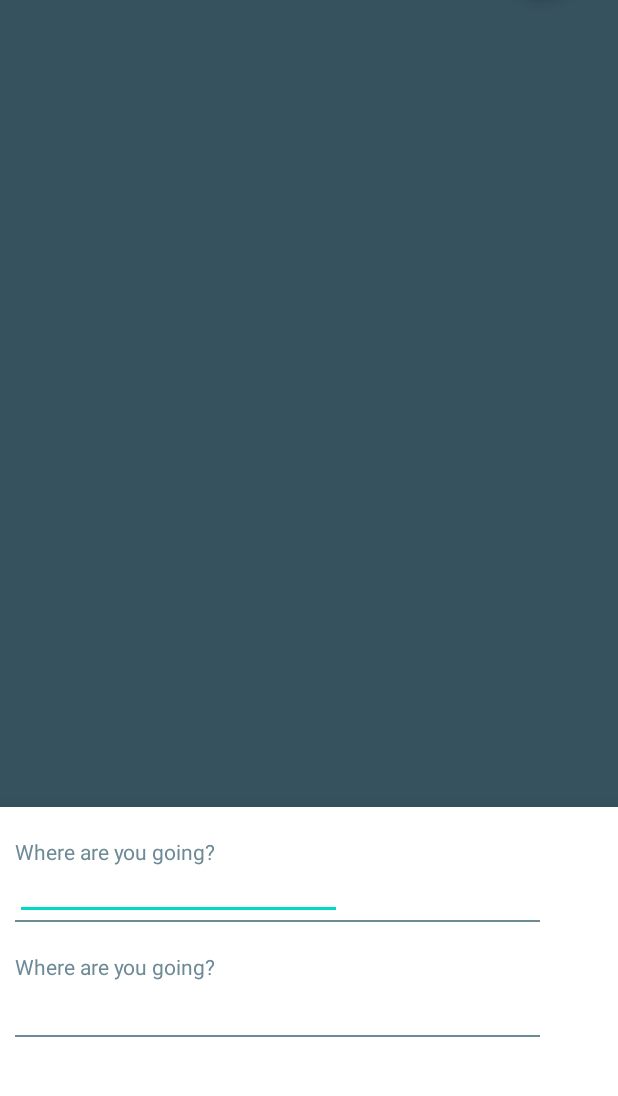
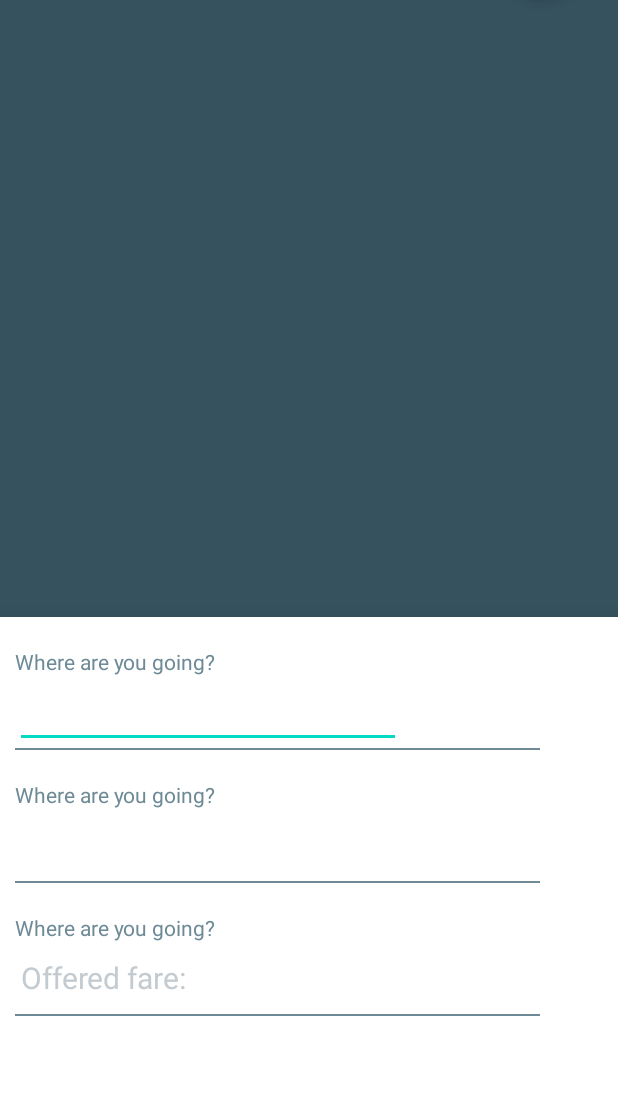
Before and after one commit to sharyar/ZoomWroom, an Android app: the fragment FragmentCreateRide placed in its activity, on a phone screen of 412 x 824 dp, the part 127-1223 px from its top. Run offline under Robolectric (Android 15) with nearby library versions, the phone set to English and light mode, and no system bars.

Commit message:
completed ride fragment

```diff
--- a/app/src/main/res/layout/fragment_create_ride.xml
+++ b/app/src/main/res/layout/fragment_create_ride.xml
@@ -2,12 +2,12 @@
 <LinearLayout xmlns:android="http://schemas.android.com/apk/res/android"
     android:orientation="vertical"
     android:layout_width="match_parent"
-    android:layout_height="250dp"
+    android:layout_height="330dp"
     android:background="@color/colorWhite">
 
     <LinearLayout
         android:layout_width="match_parent"
-        android:layout_height="wrap_content"
+        android:layout_height="280dp"
         android:orientation="vertical">
 
         <TextView
@@ -18,22 +18,20 @@
             android:text="Where are you going?"
             android:textColor="@color/colorLightGray" />
 
+
         <EditText
             android:id="@+id/destination_text"
-            android:layout_width="218dp"
-            android:layout_height="26dp"
+            android:layout_width="257dp"
+            android:layout_height="wrap_content"
             android:layout_marginStart="10dp"
-            android:layout_marginTop="10dp"
-            android:textSize="30dp"
-            android:ems="10"
-            android:textColor="@color/colorLightGray" />
+            android:textColor="@color/colorLightGray"
+            android:textSize="20dp" />
 
         <View
             android:layout_width="350dp"
             android:layout_height="1dp"
             android:layout_marginLeft="10dp"
             android:background="@color/colorLightGray" />
-
 
         <TextView
             android:layout_width="wrap_content"
@@ -45,12 +43,34 @@
 
         <EditText
             android:id="@+id/pickup_text"
-            android:layout_width="218dp"
-            android:layout_height="26dp"
+            android:layout_width="257dp"
+            android:layout_height="wrap_content"
             android:layout_marginStart="10dp"
-            android:layout_marginTop="10dp"
-            android:ems="10"
-            android:textColor="@color/Black1" />
+            android:textColor="@color/colorLightGray"
+            android:textSize="20dp" />
+
+        <View
+            android:layout_width="350dp"
+            android:layout_height="1dp"
+            android:layout_marginLeft="10dp"
+            android:background="@color/colorLightGray" />
+
+        <TextView
+            android:layout_width="wrap_content"
+            android:layout_height="wrap_content"
+            android:layout_marginStart="10dp"
+            android:layout_marginTop="20dp"
+            android:text="Where are you going?"
+            android:textColor="@color/colorLightGray" />
+
+        <EditText
+            android:id="@+id/fare_text"
+            android:layout_width="257dp"
+            android:layout_height="wrap_content"
+            android:layout_marginStart="10dp"
+            android:hint="Offered fare: "
+            android:textColorHint="@color/colorVLightGray"
+            android:textSize="20dp" />
 
         <View
             android:layout_width="350dp"
@@ -59,9 +79,7 @@
             android:background="@color/colorLightGray" />
 
 
-
     </LinearLayout>
-
     <LinearLayout
         android:layout_width="match_parent"
         android:layout_height="wrap_content"
@@ -96,4 +114,6 @@
 
 
 
+
+
 </LinearLayout>
```
